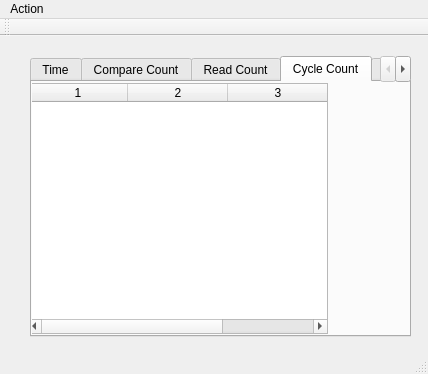
The window that mainwindow.ui (AndreySotnikov/external_sort) describes before a commit, drawn with Qt 5.
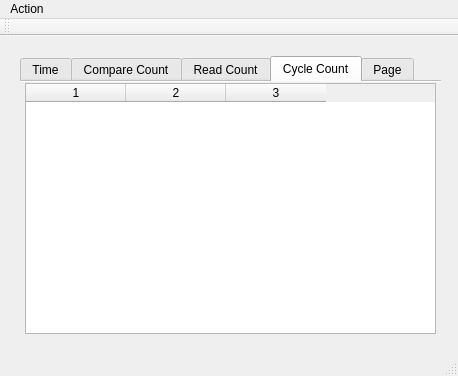
The same window after the commit. The open tabs and pages were chosen to show the change.

```diff
--- a/mainwindow.ui
+++ b/mainwindow.ui
@@ -6,8 +6,8 @@
    <rect>
     <x>0</x>
     <y>0</y>
-    <width>428</width>
-    <height>374</height>
+    <width>458</width>
+    <height>376</height>
    </rect>
   </property>
   <property name="windowTitle">
@@ -20,9 +20,9 @@
     </property>
     <property name="geometry">
      <rect>
-      <x>30</x>
+      <x>20</x>
       <y>20</y>
-      <width>381</width>
+      <width>421</width>
       <height>281</height>
      </rect>
     </property>
@@ -42,6 +42,9 @@
      <bool>true</bool>
     </property>
     <property name="documentMode">
+     <bool>true</bool>
+    </property>
+    <property name="movable">
      <bool>false</bool>
     </property>
     <widget class="QWidget" name="tab_2">
@@ -123,15 +126,18 @@
      <widget class="QTableWidget" name="twCycle">
       <property name="geometry">
        <rect>
-        <x>-5</x>
+        <x>5</x>
         <y>1</y>
-        <width>301</width>
+        <width>411</width>
         <height>251</height>
        </rect>
       </property>
       <property name="columnCount">
        <number>3</number>
       </property>
+      <attribute name="verticalHeaderVisible">
+       <bool>false</bool>
+      </attribute>
       <column/>
       <column/>
       <column/>
@@ -211,8 +217,8 @@
     <rect>
      <x>0</x>
      <y>0</y>
-     <width>428</width>
-     <height>25</height>
+     <width>458</width>
+     <height>20</height>
     </rect>
    </property>
    <widget class="QMenu" name="menuAction">
```
Left out of the diff: 14 changed lines with no effect on the pictures.
